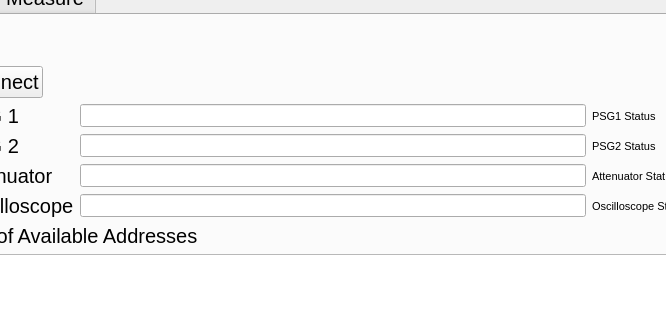
The window that OneToneQt/OneToneQt/OneToneQt.ui (quantum-devices-physics-lab/measurement-instruments-python) describes before a commit, drawn with Qt 5; both pictures show x 123 to 789 and y 87 to 407 of the 1048 by 706 pixel window.
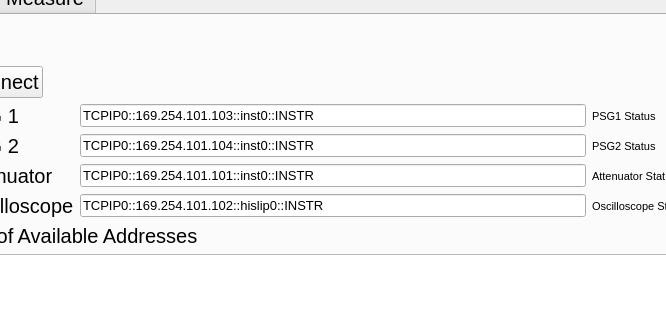
The same window after the commit. The open tabs and pages were chosen to show the change. Custom widgets are drawn as their Qt base class.

Commit message: fixed errors in the oscilloscope drive

```diff
--- a/OneToneQt/OneToneQt/OneToneQt.ui
+++ b/OneToneQt/OneToneQt/OneToneQt.ui
@@ -108,6 +108,9 @@
              <pointsize>10</pointsize>
             </font>
            </property>
+           <property name="text">
+            <string>TCPIP0::169.254.101.101::inst0::INSTR</string>
+           </property>
           </widget>
          </item>
          <item row="0" column="0">
@@ -136,6 +139,9 @@
              <pointsize>10</pointsize>
             </font>
            </property>
+           <property name="text">
+            <string>TCPIP0::169.254.101.104::inst0::INSTR</string>
+           </property>
           </widget>
          </item>
          <item row="0" column="1">
@@ -145,6 +151,9 @@
              <pointsize>10</pointsize>
             </font>
            </property>
+           <property name="text">
+            <string>TCPIP0::169.254.101.103::inst0::INSTR</string>
+           </property>
           </widget>
          </item>
          <item row="1" column="0">
@@ -175,6 +184,9 @@
              <pointsize>10</pointsize>
             </font>
            </property>
+           <property name="text">
+            <string>TCPIP0::169.254.101.102::hislip0::INSTR</string>
+           </property>
           </widget>
          </item>
          <item row="3" column="2">
```
Left out of the diff: 8 changed lines with no effect on the pictures. The commit also changes 2 other files.
